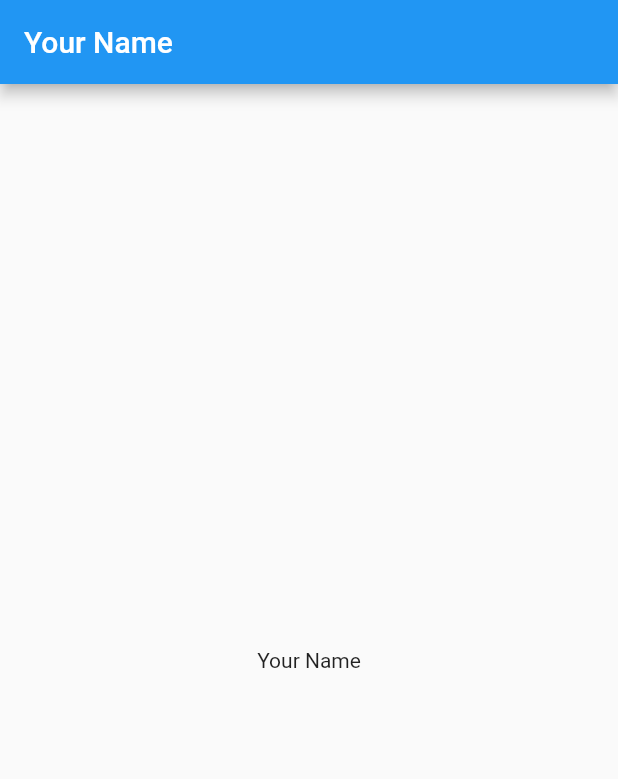
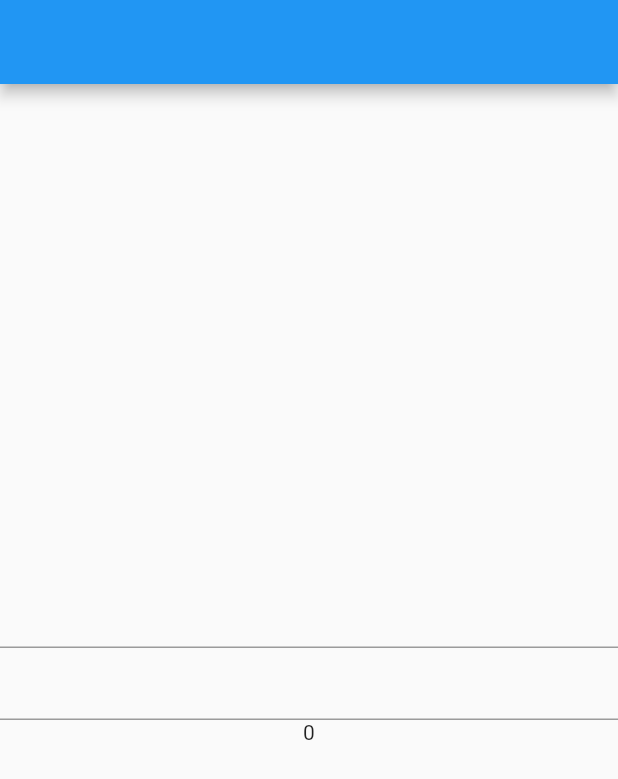
Before and after one commit to bibekbajagain074/statemanagment-riverpod, a Flutter app: the screen it shows after launch, on a phone screen of 412 x 824 dp. Shown: the top 779 px of the screen. Run offline on Flutter 3.47's test engine with Material 2 defaults, Android fonts, the phone set to English and light mode, and no system bars; our stand-ins replace flutter_riverpod.

Commit message:
statenotifier and statenotifier provider

```diff
--- a/lib/my_provider.dart
+++ b/lib/my_provider.dart
@@ -1,5 +1,5 @@
+import 'package:countapp/user.dart';
 import 'package:flutter_riverpod/flutter_riverpod.dart';
 
-final counter_Provider = Provider<String>((ref) {
-  return "Your Name";
-});
+final userProvider = StateNotifierProvider < UserNotifier, User>
+   ((ref) => UserNotifier(const User(age: 0, name: "")));
--- a/lib/pages/home_page.dart
+++ b/lib/pages/home_page.dart
@@ -5,20 +5,32 @@ import '../my_provider.dart';
 
 class HomePage extends ConsumerWidget {
   const HomePage({super.key});
+  onSubmit(WidgetRef ref, String value) {
+    ref.read(userProvider.notifier).upDatename(value);
+  }
+
+  onSubmitAge(WidgetRef ref, String value) {
+    ref.read(userProvider.notifier).upDateAge(int.parse(value));
+  }
 
   // int counter = 0;
   @override
   Widget build(BuildContext context, WidgetRef ref) {
-    final name = ref.watch(counter_Provider);
-
+    final user = ref.watch(userProvider);
     return Scaffold(
       appBar: AppBar(
-        title: Text(name),
+        title: Text(user.name),
       ),
       body: Center(
-        child: Column(
-            mainAxisAlignment: MainAxisAlignment.center,
-            children: [Text(name)]),
+        child: Column(mainAxisAlignment: MainAxisAlignment.center, children: [
+          TextField(
+            onSubmitted: (value) => onSubmit(ref, value),
+          ),
+          TextField(
+            onSubmitted: (value) => onSubmitAge(ref, value),
+          ),
+          Text(user.age.toString()),
+        ]),
       ),
     );
   }
```
Also changed, not shown: lib/user.dart (added, +69 -0 lines).
